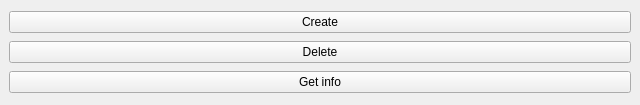
Qt form gui/ui_files/auctionWindow.ui (JPogodzinski/SMPC) before a commit.
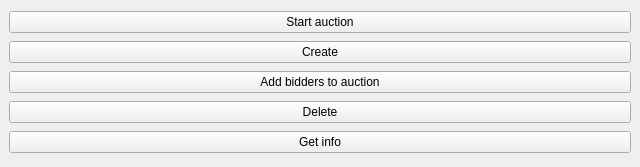
The same form after that commit.

Commit message: added start and add bidder windows

Patch:
```diff
--- a/gui/ui_files/auctionWindow.ui
+++ b/gui/ui_files/auctionWindow.ui
@@ -7,7 +7,7 @@
     <x>0</x>
     <y>0</y>
     <width>640</width>
-    <height>105</height>
+    <height>167</height>
    </rect>
   </property>
   <property name="windowTitle">
@@ -15,6 +15,13 @@
   </property>
   <widget class="QWidget" name="centralwidget">
    <layout class="QVBoxLayout" name="verticalLayout">
+    <item>
+     <widget class="QPushButton" name="startAuctionButton">
+      <property name="text">
+       <string>Start auction</string>
+      </property>
+     </widget>
+    </item>
     <item>
      <widget class="QPushButton" name="createButton">
       <property name="text">
@@ -22,6 +29,13 @@
       </property>
      </widget>
     </item>
+    <item>
+     <widget class="QPushButton" name="addBidderstoAuctionButton">
+      <property name="text">
+       <string>Add bidders to auction</string>
+      </property>
+     </widget>
+    </item>
     <item>
      <widget class="QPushButton" name="deleteButton">
       <property name="text">
```
The commit also changes 8 other files.
